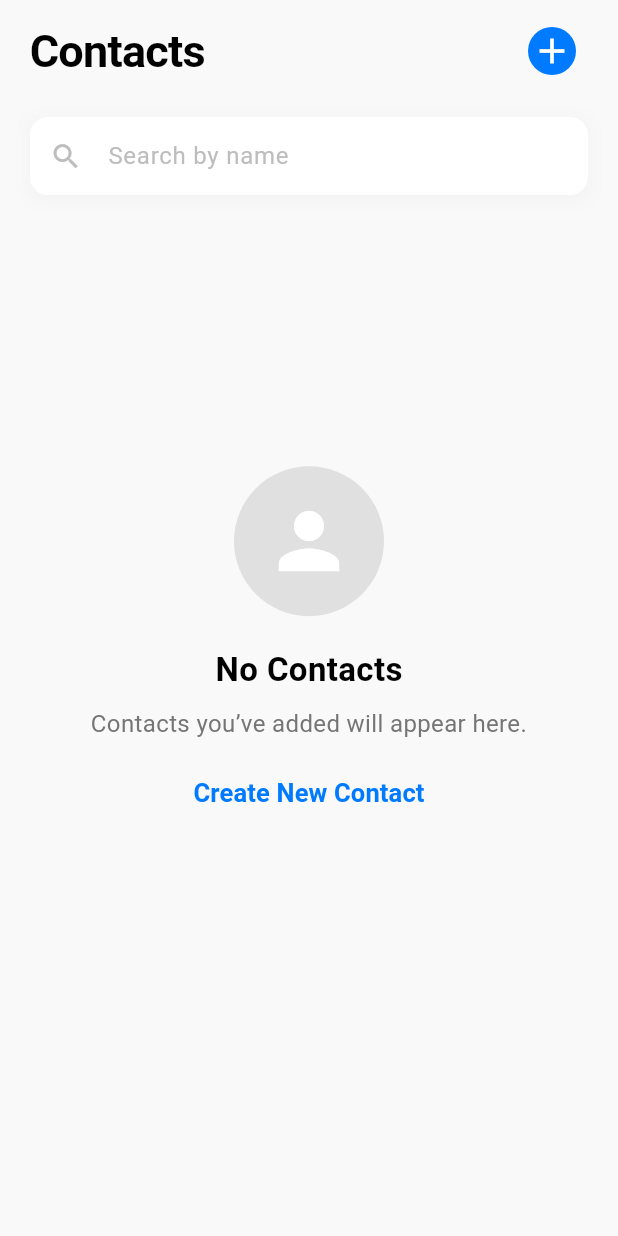
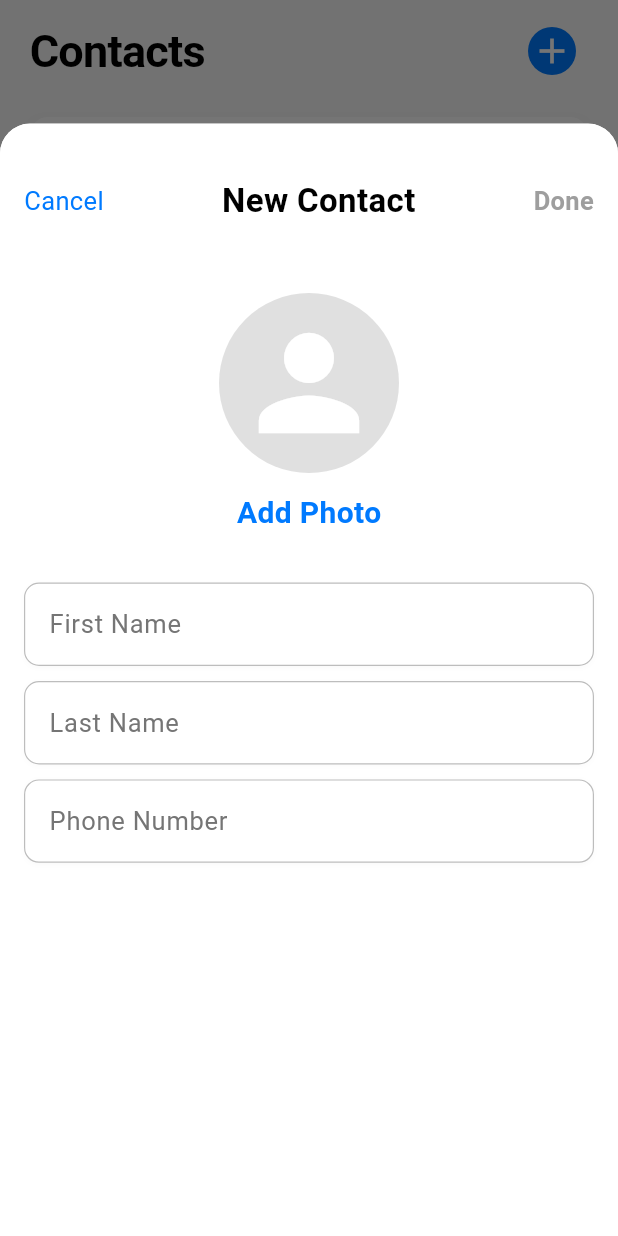
Before and after one commit to yunusoktay/TelefonRehberi, a Flutter app: the screen it shows after launch, after a tap on the "add" icon, on a phone screen of 412 x 824 dp. Run offline on Flutter 3.47's test engine with Material 3 defaults, Android fonts, the phone set to English and light mode, and no system bars; our stand-ins replace image_picker.

Commit message:
Add contact management feature with UI and ViewModel, including image picker and modal for adding contacts

```diff
--- a/telefon_rehberi/lib/model/contact.dart
+++ b/telefon_rehberi/lib/model/contact.dart
@@ -1,5 +1,17 @@
 class Contact {
-  final String name;
+  final String id;
+  final String firstName;
+  final String lastName;
+  final String phoneNumber;
+  final String? imagePath;
 
-  Contact({required this.name});
+  Contact({
+    required this.id,
+    required this.firstName,
+    required this.lastName,
+    required this.phoneNumber,
+    this.imagePath,
+  });
+
+  String get name => '$firstName $lastName';
 }
--- /dev/null
+++ b/telefon_rehberi/lib/screens/add_contact/add_contact_page.dart
@@ -0,0 +1,210 @@
+import 'dart:io';
+import 'package:flutter/material.dart';
+import 'package:provider/provider.dart';
+import 'add_contact_view_model.dart';
+import '../contacts/contacts_view_model.dart';
+import '../../model/contact.dart';
+
+class AddContactPage extends StatelessWidget {
+  const AddContactPage({super.key});
+
+  @override
+  Widget build(BuildContext context) {
+    return ChangeNotifierProvider(
+      create: (_) => AddContactViewModel(),
+      child: Consumer<AddContactViewModel>(
+        builder: (context, viewModel, child) {
+          return ClipRRect(
+            borderRadius: const BorderRadius.only(
+              topLeft: Radius.circular(20),
+              topRight: Radius.circular(20),
+            ),
+            child: Scaffold(
+              backgroundColor: const Color(0xFFFFFFFF),
+              body: SafeArea(
+                child: Column(
+                  children: [
+                    Container(
+                      padding: const EdgeInsets.fromLTRB(16, 36, 16, 10),
+                      child: Row(
+                        mainAxisAlignment: MainAxisAlignment.spaceBetween,
+                        children: [
+                          GestureDetector(
+                            onTap: () => Navigator.pop(context),
+                            child: const Text(
+                              'Cancel',
+                              style: TextStyle(
+                                color: Color(0xFF007AFF),
+                                fontSize: 17,
+                              ),
+                            ),
+                          ),
+                          const Text(
+                            'New Contact',
+                            style: TextStyle(
+                              color: Colors.black,
+                              fontWeight: FontWeight.w600,
+                              fontSize: 22,
+                            ),
+                          ),
+                          GestureDetector(
+                            onTap: viewModel.canSave
+                                ? () {
+                                    final contactsViewModel =
+                                        Provider.of<ContactsViewModel>(
+                                          context,
+                                          listen: false,
+                                        );
+
+                                    final newContact = Contact(
+                                      id: DateTime.now().toString(),
+                                      firstName: viewModel.firstName,
+                                      lastName: viewModel.lastName,
+                                      phoneNumber: viewModel.phoneNumber,
+                                      imagePath: viewModel.imagePath,
+                                    );
+
+                                    contactsViewModel.addContact(newContact);
+                                    Navigator.pop(context);
+                                  }
+                                : null,
+                            child: Text(
+                              'Done',
+                              style: TextStyle(
+                                color: viewModel.canSave
+                                    ? const Color(0xFF007AFF)
+                                    : Colors.grey,
+                                fontWeight: FontWeight.w600,
+                                fontSize: 17,
+                              ),
+                            ),
+                          ),
+                        ],
+                      ),
+                    ),
+                    Expanded(
+                      child: SingleChildScrollView(
+                        child: Column(
+                          children: [
+                            const SizedBox(height: 36),
+
+                            GestureDetector(
+                              onTap: viewModel.pickImage,
+                              child: Column(
+                                children: [
+                                  Container(
+                                    width: 120,
+                                    height: 120,
+                                    decoration: BoxDecoration(
+                                      color: Colors.grey[300],
+                                      shape: BoxShape.circle,
+                                      image: viewModel.imagePath != null
+                                          ? DecorationImage(
+                                              image: FileImage(
+                                                File(viewModel.imagePath!),
+                                              ),
+                                              fit: BoxFit.cover,
+                                            )
+                                          : null,
+                                    ),
+                                    child: viewModel.imagePath == null
+                                        ? const Icon(
+                                            Icons.person,
+                                            size: 100,
+                                            color: Colors.white,
+                                          )
+                                        : null,
+                                  ),
+                                  const SizedBox(height: 12),
+                                  const Text(
+                                    'Add Photo',
+                                    style: TextStyle(
+                                      color: Color(0xFF007AFF),
+                                      fontWeight: FontWeight.w600,
+                                      fontSize: 20,
+                                    ),
+                                  ),
+                                ],
+                              ),
+                            ),
+                            const SizedBox(height: 32),
+
+                            Padding(
+                              padding: const EdgeInsets.symmetric(
+                                horizontal: 16.0,
+                              ),
+                              child: Column(
+                                children: [
+                                  _buildModernTextField(
+                                    placeholder: 'First Name',
+                                    onChanged: viewModel.setFirstName,
+                                  ),
+                                  const SizedBox(height: 10),
+                                  _buildModernTextField(
+                                    placeholder: 'Last Name',
+                                    onChanged: viewModel.setLastName,
+                                  ),
+                                  const SizedBox(height: 10),
+                                  _buildModernTextField(
+                                    placeholder: 'Phone Number',
+                                    onChanged: viewModel.setPhoneNumber,
+                                    keyboardType: TextInputType.phone,
+                                  ),
+                                ],
+                              ),
+                            ),
+                            const SizedBox(height: 40),
+                          ],
+                        ),
+                      ),
+                    ),
+                  ],
+                ),
+              ),
+            ),
+          );
+        },
+      ),
+    );
+  }
+
+  Widget _buildModernTextField({
+    required String placeholder,
+    required ValueChanged<String> onChanged,
+    TextInputType? keyboardType,
+  }) {
+    return Container(
+      decoration: BoxDecoration(
+        color: Colors.white,
+        borderRadius: BorderRadius.circular(10),
+        border: Border.all(
+          color: Colors.grey.shade400,
+          width: 0.8,
+        ),
+        boxShadow: [
+          BoxShadow(
+            color: Colors.black.withValues(alpha: 0.02),
+            blurRadius: 2,
+            offset: const Offset(0, 1),
+          ),
+        ],
+      ),
+      child: TextField(
+        decoration: InputDecoration(
+          hintText: placeholder,
+          hintStyle: TextStyle(color: Colors.grey.shade600, fontSize: 17),
+          border: InputBorder.none,
+          contentPadding: const EdgeInsets.symmetric(
+            horizontal: 16,
+            vertical: 14,
+          ),
+          isDense: true,
+        ),
+        keyboardType: keyboardType,
+        onChanged: onChanged,
+        style: const TextStyle(fontSize: 17, color: Colors.black),
+        cursorColor: const Color(0xFF007AFF),
+      ),
+    );
+  }
+}
--- /dev/null
+++ b/telefon_rehberi/lib/screens/add_contact/add_contact_view_model.dart
@@ -0,0 +1,40 @@
+import 'package:flutter/material.dart';
+import 'package:image_picker/image_picker.dart';
+
+class AddContactViewModel extends ChangeNotifier {
+  String _firstName = '';
+  String _lastName = '';
+  String _phoneNumber = '';
+  String? _imagePath;
+
+  String get firstName => _firstName;
+  String get lastName => _lastName;
+  String get phoneNumber => _phoneNumber;
+  String? get imagePath => _imagePath;
+
+  bool get canSave => _firstName.isNotEmpty && _phoneNumber.isNotEmpty;
+
+  void setFirstName(String value) {
+    _firstName = value;
+    notifyListeners();
+  }
+
+  void setLastName(String value) {
+    _lastName = value;
+    notifyListeners();
+  }
+
+  void setPhoneNumber(String value) {
+    _phoneNumber = value;
+    notifyListeners();
+  }
+
+  Future<void> pickImage() async {
+    final ImagePicker picker = ImagePicker();
+    final XFile? image = await picker.pickImage(source: ImageSource.gallery);
+    if (image != null) {
+      _imagePath = image.path;
+      notifyListeners();
+    }
+  }
+}
--- a/telefon_rehberi/lib/screens/contacts/contacts_page.dart
+++ b/telefon_rehberi/lib/screens/contacts/contacts_page.dart
@@ -1,5 +1,6 @@
 import 'package:flutter/material.dart';
 import 'package:provider/provider.dart';
+import '../../screens/add_contact/add_contact_page.dart';
 import 'contacts_view_model.dart';
 
 class ContactsPage extends StatelessWidget {
@@ -37,7 +38,24 @@ class ContactsPage extends StatelessWidget {
                       fixedSize: const Size(32, 32),
                       padding: EdgeInsets.zero,
                     ),
-                    onPressed: () {},
+                    onPressed: () {
+                      showModalBottomSheet(
+                        context: context,
+                        isScrollControlled: true,
+                        backgroundColor: Colors.transparent,
+                        builder: (context) => Container(
+                          height: MediaQuery.of(context).size.height * 0.9,
+                          decoration: const BoxDecoration(
+                            color: Color(0xFFF9F9F9),
+                            borderRadius: BorderRadius.only(
+                              topLeft: Radius.circular(20),
+                              topRight: Radius.circular(20),
+                            ),
+                          ),
+                          child: const AddContactPage(),
+                        ),
+                      );
+                    },
                     icon: const Icon(Icons.add, size: 28),
                   ),
                 ],
@@ -142,7 +160,24 @@ class ContactsPage extends StatelessWidget {
                           const SizedBox(height: 12),
 
                           TextButton(
-                            onPressed: () {},
+                            onPressed: () {
+                              showModalBottomSheet(
+                                context: context,
+                                isScrollControlled: true,
+                                backgroundColor: Colors.transparent,
+                                builder: (context) => Container(
+                                  height: MediaQuery.of(context).size.height * 0.9,
+                                  decoration: const BoxDecoration(
+                                    color: Color(0xFFF9F9F9),
+                                    borderRadius: BorderRadius.only(
+                                      topLeft: Radius.circular(20),
+                                      topRight: Radius.circular(20),
+                                    ),
+                                  ),
+                                  child: const AddContactPage(),
+                                ),
+                              );
+                            },
                             style: TextButton.styleFrom(
                               padding: const EdgeInsets.symmetric(
                                 horizontal: 16,
--- a/telefon_rehberi/pubspec.yaml
+++ b/telefon_rehberi/pubspec.yaml
@@ -14,6 +14,7 @@ dependencies:
 
   cupertino_icons: ^1.0.8
   provider: ^6.1.5+1
+  image_picker: ^1.2.1
 
 dev_dependencies:
   flutter_test:
```
Also changed, not shown: telefon_rehberi/pubspec.lock, 3 other files.
